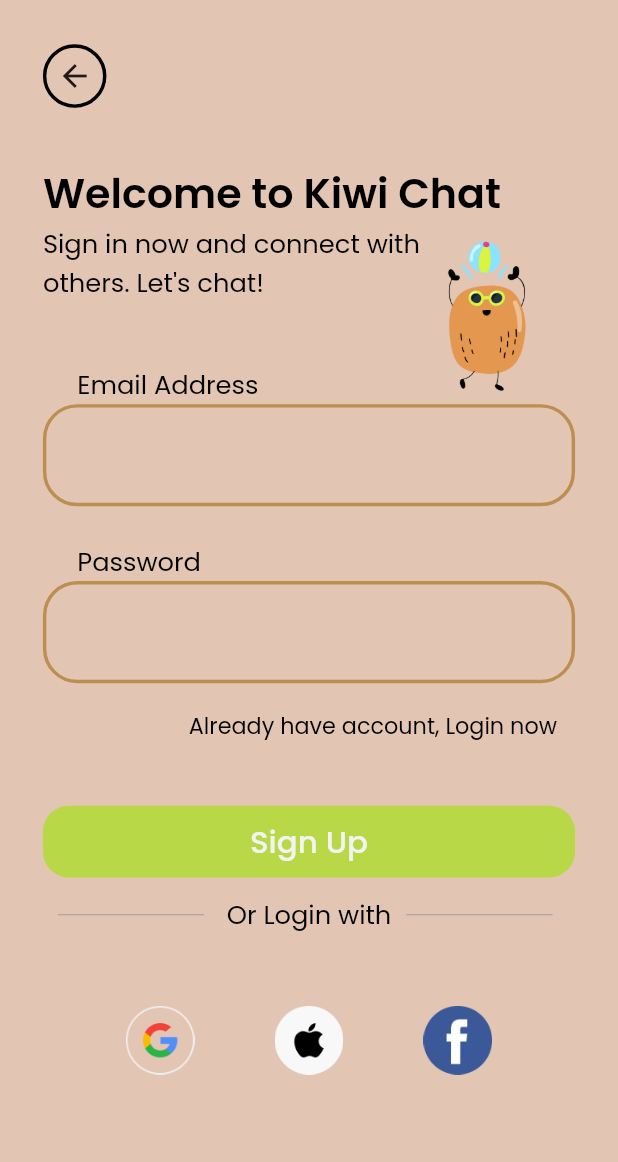
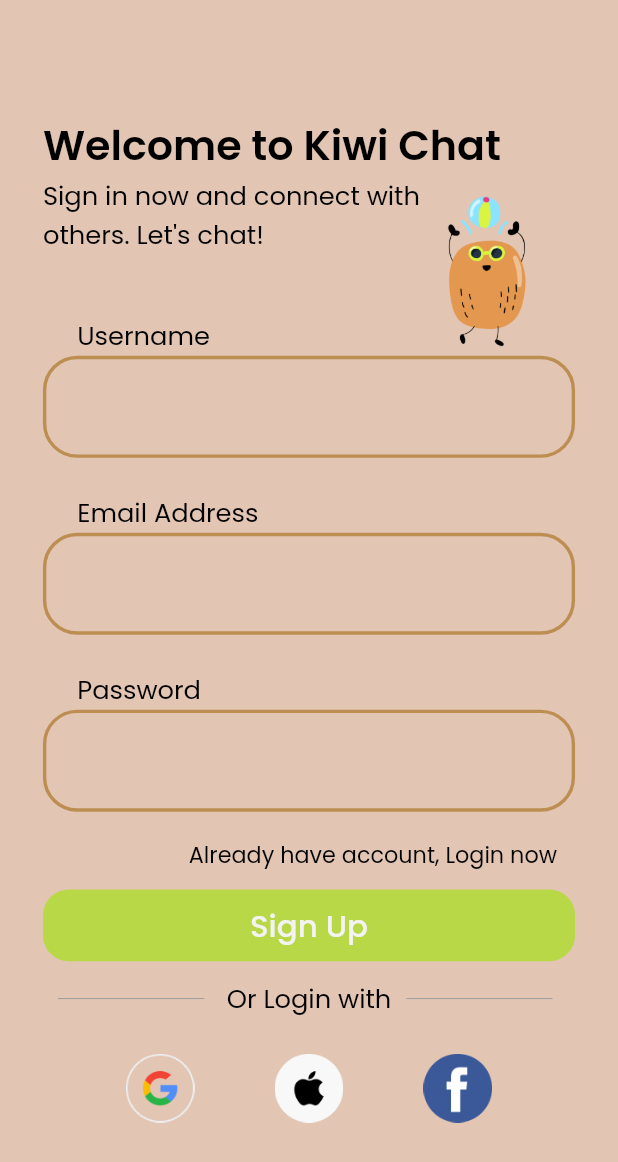
Before and after one commit to NinhDucAnh/Flutter-Practice, a Flutter app: the SignUp screen opened by its route, on a phone screen of 412 x 824 dp. Shown: the top 1162 px of the screen. Run offline on Flutter 3.47's test engine with Material 2 defaults, Android fonts, the phone set to English and light mode, and no system bars; our stand-ins replace firebase_auth, firebase_core, flutter_bloc, flutter_screenutil, fluttertoast, gap and 1 more; accounts and stored records are empty.

Commit message:
Sign up controller

```diff
--- a/kiwi_chat_bloc_firebase_flutter_learning/lib/pages/common_widgets.dart
+++ b/kiwi_chat_bloc_firebase_flutter_learning/lib/pages/common_widgets.dart
@@ -1,4 +1,3 @@
-
 import 'package:flutter/material.dart';
 import 'package:flutter_screenutil/flutter_screenutil.dart';
 import 'package:fluttertoast/fluttertoast.dart';
@@ -6,14 +5,14 @@ import 'package:google_fonts/google_fonts.dart';
 
 import '../common/values/colors.dart';
 
-Widget buildTextField(String textType, void Function(String value)? func){
+Widget buildTextField(String textType,String title, void Function(String value)? func) {
   return Column(
     crossAxisAlignment: CrossAxisAlignment.start,
     children: [
       Container(
         margin: EdgeInsets.only(left: 20.w),
         child: Text(
-          textType =="email"?'Email Address':'Password',
+          title,
           style: GoogleFonts.poppins(
             fontSize: 15.sp,
             fontWeight: FontWeight.w400,
@@ -31,18 +30,21 @@ Widget buildTextField(String textType, void Function(String value)? func){
           ),
           borderRadius: BorderRadius.circular(20.w),
         ),
-        child:  TextField(
+        child: TextField(
+          onChanged: (value) {
+            func!(value);
+          },
           autocorrect: false,
-          obscureText: textType =="password"?true :false,
+          obscureText: textType == "password" ? true : false,
           keyboardType: TextInputType.multiline,
           decoration: const InputDecoration(
-            border:  OutlineInputBorder(
+            border: OutlineInputBorder(
                 borderSide: BorderSide(color: Colors.transparent)),
-            enabledBorder:  OutlineInputBorder(
+            enabledBorder: OutlineInputBorder(
                 borderSide: BorderSide(color: Colors.transparent)),
-            disabledBorder:  OutlineInputBorder(
+            disabledBorder: OutlineInputBorder(
                 borderSide: BorderSide(color: Colors.transparent)),
-            focusedBorder:  OutlineInputBorder(
+            focusedBorder: OutlineInputBorder(
                 borderSide: BorderSide(color: Colors.transparent)),
           ),
           style: GoogleFonts.poppins(
@@ -69,7 +71,7 @@ Widget _reusableIcons(String iconName) {
 
 Widget buildThirdPartyLogin(BuildContext context) {
   return Container(
-      margin: EdgeInsets.only(top: 40.h, bottom: 20.h),
+      margin: EdgeInsets.only(top: 20.h, bottom: 20.h),
       padding: EdgeInsets.only(left: 25.w, right: 25.w),
       child: Row(
         mainAxisAlignment: MainAxisAlignment.spaceAround,
@@ -81,14 +83,16 @@ Widget buildThirdPartyLogin(BuildContext context) {
       ));
 }
 
-Widget reusableButton( void Function() func, String title,  ){
+Widget reusableButton(void Function() func, String title,) {
   return InkWell(
     onTap: func,
     child: Container(
       height: 40.h,
       width: 334.w,
       decoration: BoxDecoration(
-        color: title =="Sign In" ? AppColors.primarySecondaryBackground : AppColors.secondaryElementColor,
+        color: title == "Sign In"
+            ? AppColors.primarySecondaryBackground
+            : AppColors.secondaryElementColor,
         borderRadius: BorderRadius.circular(15.w),
       ),
       child: Center(
@@ -109,9 +113,9 @@ toastInfo({
   required String msg,
   Color backgroundColor = Colors.black,
   Color textColor = Colors.white,
-}){
+}) {
   return Fluttertoast.showToast(
-    msg:msg,
+    msg: msg,
     toastLength: Toast.LENGTH_SHORT,
     gravity: ToastGravity.TOP,
     timeInSecForIosWeb: 2,
@@ -119,5 +123,4 @@ toastInfo({
     textColor: textColor,
     fontSize: 16.sp,
   );
-
 }
--- a/kiwi_chat_bloc_firebase_flutter_learning/lib/pages/sign_up/bloc/sign_in_bloc.dart
+++ b/kiwi_chat_bloc_firebase_flutter_learning/lib/pages/sign_in/bloc/sign_in_bloc.dart
@@ -1,10 +1,11 @@
 import 'package:flutter_bloc/flutter_bloc.dart';
-import 'package:kiwi_chat_bloc_firebase_flutter_learning/pages/sign_up/bloc/sign_in_event.dart';
-import 'package:kiwi_chat_bloc_firebase_flutter_learning/pages/sign_up/bloc/sign_in_state.dart';
+import 'package:kiwi_chat_bloc_firebase_flutter_learning/pages/sign_in/bloc/sign_in_event.dart';
+import 'package:kiwi_chat_bloc_firebase_flutter_learning/pages/sign_in/bloc/sign_in_state.dart';
 
 class SignInBloc extends Bloc<SignInEvent, SignInState>{
   SignInBloc() : super(const SignInState()){
     on<EmailEvent>(_emailHandler);
+    on<PasswordEvent>(_passwordHandler);
   }
 
   void _emailHandler(EmailEvent event, Emitter<SignInState> emit){
--- /dev/null
+++ b/kiwi_chat_bloc_firebase_flutter_learning/lib/pages/sign_up/bloc/sign_up_bloc.dart
@@ -0,0 +1,24 @@
+import 'package:flutter_bloc/flutter_bloc.dart';
+import 'package:kiwi_chat_bloc_firebase_flutter_learning/pages/sign_up/bloc/sign_up_event.dart';
+import 'package:kiwi_chat_bloc_firebase_flutter_learning/pages/sign_up/bloc/sign_up_state.dart';
+
+class SignUpBloc extends Bloc<SignUpEvent,SignUpState>{
+  SignUpBloc() : super(const SignUpState()){
+   on<UserNameEvent>(_userNameHandler);
+   on<EmailAddressEvent>(_emailHandler);
+   on<PasswordEvent>(_passwordHandler);
+  }
+
+
+  void _userNameHandler(UserNameEvent event, Emitter<SignUpState> emit){
+    emit(state.copyWith(userName: event.userName));
+  }
+  void _emailHandler( EmailAddressEvent event, Emitter<SignUpState> emit){
+    emit(state.copyWith(email: event.email));
+  }
+  void _passwordHandler(PasswordEvent event, Emitter<SignUpState> emit){
+    emit(state.copyWith(password: event.password));
+  }
+
+
+}
--- /dev/null
+++ b/kiwi_chat_bloc_firebase_flutter_learning/lib/pages/sign_up/bloc/sign_up_event.dart
@@ -0,0 +1,18 @@
+abstract class SignUpEvent{
+  const SignUpEvent();
+}
+
+class UserNameEvent extends SignUpEvent{
+  final String userName;
+  const UserNameEvent(this.userName);
+}
+
+class EmailAddressEvent extends SignUpEvent{
+  final String email;
+  const EmailAddressEvent(this.email);
+}
+
+class PasswordEvent extends SignUpEvent{
+  final String password;
+  const PasswordEvent(this.password);
+}
--- /dev/null
+++ b/kiwi_chat_bloc_firebase_flutter_learning/lib/pages/sign_up/bloc/sign_up_state.dart
@@ -0,0 +1,15 @@
+class SignUpState {
+  final String userName;
+  final String email;
+  final String password;
+
+  const SignUpState(
+      {this.userName = "", this.email = "", this.password = ""});
+
+  SignUpState copyWith({String? userName, String? email, String? password}) {
+    return SignUpState(
+        userName: userName ?? this.userName,
+        email: email ?? this.email,
+        password: password ?? this.password);
+  }
+}
--- a/kiwi_chat_bloc_firebase_flutter_learning/lib/pages/sign_up/sign_up.dart
+++ b/kiwi_chat_bloc_firebase_flutter_learning/lib/pages/sign_up/sign_up.dart
@@ -1,7 +1,13 @@
 import 'package:flutter/material.dart';
+import 'package:flutter_bloc/flutter_bloc.dart';
 import 'package:flutter_screenutil/flutter_screenutil.dart';
 import 'package:gap/gap.dart';
 import 'package:google_fonts/google_fonts.dart';
+import 'package:kiwi_chat_bloc_firebase_flutter_learning/pages/sign_in/sign_in.dart';
+import 'package:kiwi_chat_bloc_firebase_flutter_learning/pages/sign_up/bloc/sign_up_bloc.dart';
+import 'package:kiwi_chat_bloc_firebase_flutter_learning/pages/sign_up/bloc/sign_up_event.dart';
+import 'package:kiwi_chat_bloc_firebase_flutter_learning/pages/sign_up/bloc/sign_up_state.dart';
+import 'package:kiwi_chat_bloc_firebase_flutter_learning/pages/sign_up/controller/sign_up_controller.dart';
 
 import '../../common/values/colors.dart';
 import '../common_widgets.dart';
@@ -16,34 +22,23 @@ class SignUp extends StatefulWidget {
 class _SignUpState extends State<SignUp> {
   @override
   Widget build(BuildContext context) {
+    return BlocBuilder<SignUpBloc, SignUpState>(
+      builder: (context, state) {
         return SafeArea(
           child: Scaffold(
+            extendBodyBehindAppBar: true,
             backgroundColor: AppColors.primaryBackground,
-        body: SingleChildScrollView(
-          child: Container(
+            body: Container(
               width: double.infinity,
               margin: EdgeInsets.all(25.w),
               child: Stack(
                 children: [
-                Column(
+                  SingleChildScrollView(
+                    child: Column(
                       mainAxisAlignment: MainAxisAlignment.start,
                       crossAxisAlignment: CrossAxisAlignment.start,
                       children: [
-                    InkWell(
-                      onTap: () {
-                        Navigator.pop(context);
-                      },
-                      child: Container(
-                        height: 37.h,
-                        width: 37.w,
-                        decoration: BoxDecoration(
-                          border: Border.all(color: Colors.black, width: 2.w),
-                          shape: BoxShape.circle,
-                        ),
-                        child: const Icon(Icons.arrow_back),
-                      ),
-                    ),
-                    Gap(30.h),
+                        Gap(40.h),
                         Column(
                           mainAxisAlignment: MainAxisAlignment.start,
                           crossAxisAlignment: CrossAxisAlignment.start,
@@ -69,14 +64,24 @@ class _SignUpState extends State<SignUp> {
                           ],
                         ),
                         Gap(35.h),
-                    buildTextField('email', (value) {}),
+                        buildTextField('userName', "Username", (value) {
+                          context.read<SignUpBloc>().add(UserNameEvent(value));
+                        }),
                         Gap(20.h),
-                    buildTextField('password', (value) {}),
+                        buildTextField('email', "Email Address", (value) {
+                          context.read<SignUpBloc>().add(EmailAddressEvent(value));
+                        }),
+                        Gap(20.h),
+                        buildTextField('password', "Password", (value) {
+                          context.read<SignUpBloc>().add(PasswordEvent(value));
+                        }),
                         Gap(15.h),
                         InkWell(
-                      onTap: (){
+                          onTap: () {
                             Navigator.pushNamed(context, 'sign_in');
                           },
+                          child: InkWell(
+                            onTap: (){Navigator.of(context).pop();},
                             child: Container(
                               margin: EdgeInsets.only(left: 85.w),
                               child: Text(
@@ -88,8 +93,11 @@ class _SignUpState extends State<SignUp> {
                               ),
                             ),
                           ),
-                    Gap(35.h),
-                    reusableButton(() {}, "Sign Up"),
+                        ),
+                        Gap(10.h),
+                        reusableButton(() {
+                          SignUpController(context).handleSignUp();
+                        }, "Sign Up"),
                         Gap(10.h),
                         // divider text divider
                         Row(
@@ -123,8 +131,9 @@ class _SignUpState extends State<SignUp> {
                         buildThirdPartyLogin(context),
                       ],
                     ),
+                  ),
                   Positioned(
-                  top: 110.h,
+                    top: 85.h,
                     right: 8,
                     child: SizedBox(
                         height: 85.h,
@@ -135,7 +144,8 @@ class _SignUpState extends State<SignUp> {
               ),
             ),
           ),
-      ),
+        );
+      },
     );
   }
 }
```
Also changed, not shown: kiwi_chat_bloc_firebase_flutter_learning/lib/main.dart (+22 -10 lines), kiwi_chat_bloc_firebase_flutter_learning/lib/pages/sign_in/controller/sign_in_controller.dart (renamed from kiwi_chat_bloc_firebase_flutter_learning/lib/pages/sign_up/controller/sign_in_controller.dart, +25 -23 lines), kiwi_chat_bloc_firebase_flutter_learning/lib/pages/sign_in/sign_in.dart (+21 -5 lines), kiwi_chat_bloc_firebase_flutter_learning/lib/pages/sign_up/controller/sign_up_controller.dart (added, +48 -0 lines), kiwi_chat_bloc_firebase_flutter_learning/lib/pages/sign_in/bloc/sign_in_event.dart (renamed from kiwi_chat_bloc_firebase_flutter_learning/lib/pages/sign_up/bloc/sign_in_event.dart), kiwi_chat_bloc_firebase_flutter_learning/lib/pages/sign_in/bloc/sign_in_state.dart (renamed from kiwi_chat_bloc_firebase_flutter_learning/lib/pages/sign_up/bloc/sign_in_state.dart), 2 other files. Lines whose indentation alone changed are shown as unchanged.
